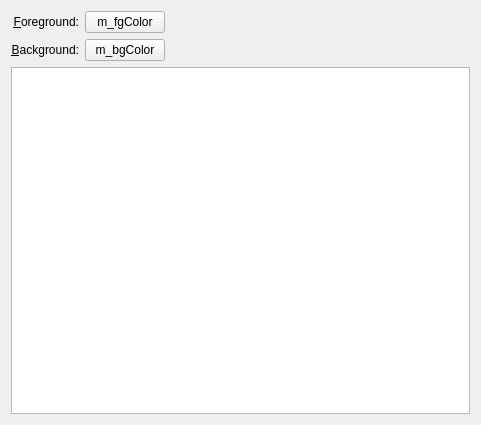
This is wallpapers/pattern/config.ui in KDE/kdeplasma-addons as Qt 5 draws it before an edit. The edited form follows.
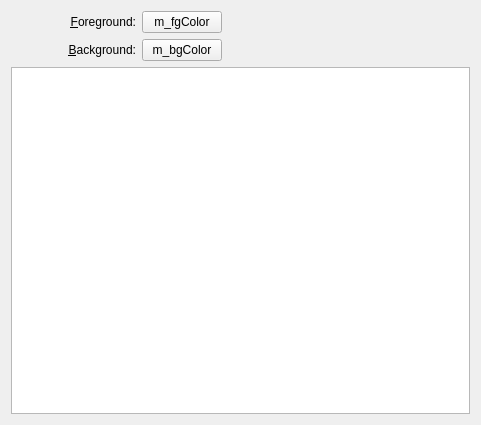
This is the edited form. Custom widgets are drawn as their Qt base class.

Commit message: updated 'pattern' wallpaper configuration interface layout

Diff of the .ui file:
```diff
--- a/wallpapers/pattern/config.ui
+++ b/wallpapers/pattern/config.ui
@@ -11,8 +11,14 @@
    </rect>
   </property>
   <layout class="QGridLayout" name="gridLayout_2">
-   <item row="0" column="0" colspan="2">
+   <item row="0" column="0">
     <widget class="QLabel" name="label_2">
+	 <property name="minimumSize">
+      <size>
+       <width>125</width>
+       <height>0</height>
+      </size>
+     </property>
      <property name="text">
       <string>&amp;Foreground:</string>
      </property>
@@ -24,39 +30,40 @@
      </property>
     </widget>
    </item>
-   <item row="0" column="2" rowspan="2">
-    <layout class="QGridLayout" name="gridLayout">
-     <item row="0" column="0">
+   <item row="0" column="1">
       <widget class="KColorButton" name="m_fgColor">
+	 <property name="sizePolicy">
+      <sizepolicy hsizetype="Fixed" vsizetype="Fixed">
+       <horstretch>0</horstretch>
+       <verstretch>0</verstretch>
+      </sizepolicy>
+     </property>
        <property name="text">
         <string>m_fgColor</string>
        </property>
       </widget>
      </item>
-     <item row="1" column="0">
-      <widget class="KColorButton" name="m_bgColor">
-       <property name="text">
-        <string>m_bgColor</string>
-       </property>
-      </widget>
-     </item>
-     <item row="0" column="1">
+   <item row="0" column="2">
       <spacer name="horizontalSpacer">
        <property name="orientation">
         <enum>Qt::Horizontal</enum>
        </property>
        <property name="sizeHint" stdset="0">
         <size>
-         <width>40</width>
+       <width>187</width>
          <height>20</height>
         </size>
        </property>
       </spacer>
      </item>
-    </layout>
-   </item>
-   <item row="1" column="0" colspan="2">
+   <item row="1" column="0">
     <widget class="QLabel" name="label_3">
+	 <property name="minimumSize">
+      <size>
+       <width>125</width>
+       <height>0</height>
+      </size>
+     </property>
      <property name="text">
       <string>&amp;Background:</string>
      </property>
@@ -68,6 +75,19 @@
      </property>
     </widget>
    </item>
+   <item row="1" column="1">
+    <widget class="KColorButton" name="m_bgColor">
+	 <property name="sizePolicy">
+      <sizepolicy hsizetype="Fixed" vsizetype="Fixed">
+       <horstretch>0</horstretch>
+       <verstretch>0</verstretch>
+      </sizepolicy>
+     </property>
+     <property name="text">
+      <string>m_bgColor</string>
+     </property>
+    </widget>
+   </item>
    <item row="2" column="0" colspan="3">
     <widget class="QListWidget" name="m_pattern">
      <property name="sizePolicy">
```
Left out of the diff: 33 changed lines with no effect on the pictures. Lines whose indentation alone changed are shown as unchanged. The commit also changes 7 other files.
